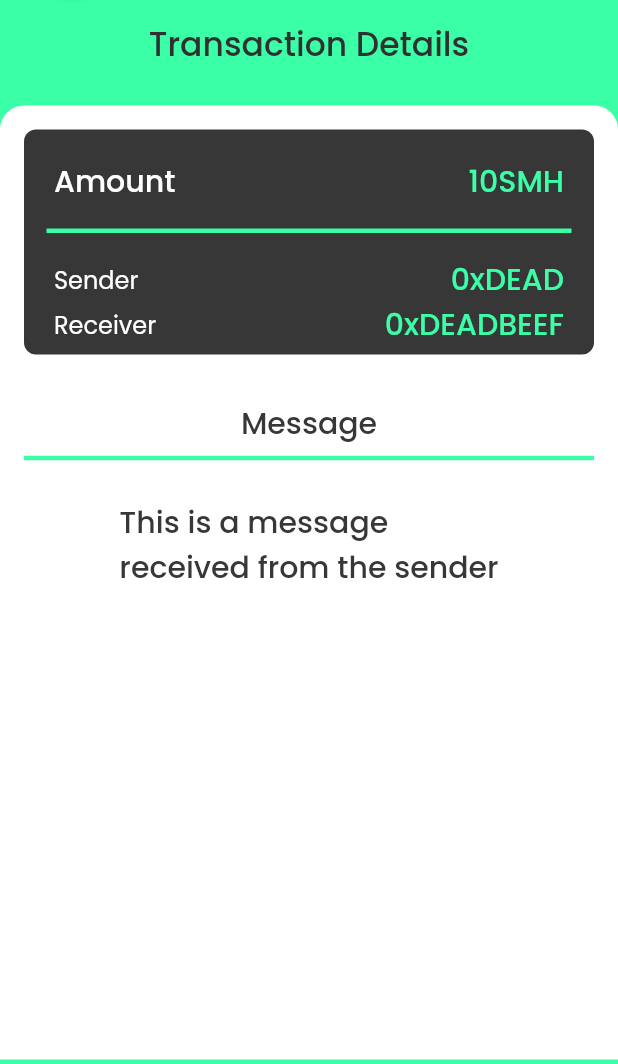
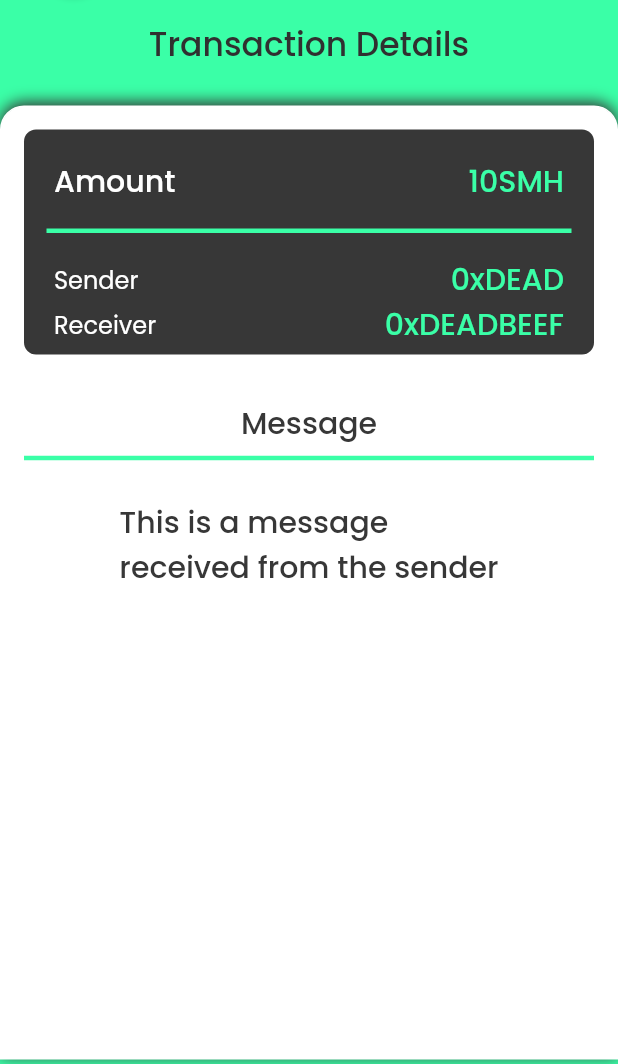
Before and after one commit to andreivcodes/sm_mobile_wallet, a Flutter app: the MainScreenWidget screen opened directly, after a tap on "Mining Rewards", on a phone screen of 412 x 824 dp, the part 172-1236 px from its top. Run offline on Flutter 3.47's test engine with Material 2 defaults, Android fonts, the phone set to English and light mode, and no system bars; drawn by our look-alikes of auto_size_text; our stand-ins replace flutter_spinkit, flutter_svg, font_awesome_flutter, geolocator, google_fonts, page_transition and 2 more; Roboto replaces fonts that are missing (Lexend Deca).

Commit message:
Updating to latest FlutterFlow output.

```diff
--- a/lib/main_screen/main_screen_widget.dart
+++ b/lib/main_screen/main_screen_widget.dart
@@ -48,9 +48,9 @@ class _MainScreenWidgetState extends State<MainScreenWidget> {
                           color: FlutterFlowTheme.jet,
                           boxShadow: [
                             BoxShadow(
-                              blurRadius: 6,
-                              color: Color(0x4B1A1F24),
-                              offset: Offset(0, 2),
+                              blurRadius: 8,
+                              color: FlutterFlowTheme.jet,
+                              offset: Offset(0, -2),
                             )
                           ],
                           borderRadius: BorderRadius.circular(8),
@@ -112,9 +112,9 @@ class _MainScreenWidgetState extends State<MainScreenWidget> {
                             color: Colors.white,
                             boxShadow: [
                               BoxShadow(
-                                blurRadius: 4,
-                                color: Color(0x39000000),
-                                offset: Offset(0, -1),
+                                blurRadius: 8,
+                                color: FlutterFlowTheme.jet,
+                                offset: Offset(0, -2),
                               )
                             ],
                             borderRadius: BorderRadius.only(
--- a/lib/tx_detail/tx_detail_widget.dart
+++ b/lib/tx_detail/tx_detail_widget.dart
@@ -25,10 +25,10 @@ class _TxDetailWidgetState extends State<TxDetailWidget> {
         padding: EdgeInsetsDirectional.fromSTEB(0, 0, 0, 3),
         child: Column(
           mainAxisSize: MainAxisSize.max,
+          mainAxisAlignment: MainAxisAlignment.start,
           children: [
             Padding(
               padding: EdgeInsetsDirectional.fromSTEB(0, 35, 0, 0),
-              child: SingleChildScrollView(
               child: Column(
                 mainAxisSize: MainAxisSize.max,
                 crossAxisAlignment: CrossAxisAlignment.center,
@@ -53,17 +53,14 @@ class _TxDetailWidgetState extends State<TxDetailWidget> {
                                   mainAxisSize: MainAxisSize.max,
                                   children: [
                                     Card(
-                                        clipBehavior:
-                                            Clip.antiAliasWithSaveLayer,
+                                      clipBehavior: Clip.antiAliasWithSaveLayer,
                                       color: Colors.white,
                                       elevation: 2,
                                       shape: RoundedRectangleBorder(
-                                          borderRadius:
-                                              BorderRadius.circular(30),
+                                        borderRadius: BorderRadius.circular(30),
                                       ),
                                       child: Padding(
-                                          padding:
-                                              EdgeInsetsDirectional.fromSTEB(
+                                        padding: EdgeInsetsDirectional.fromSTEB(
                                             2, 2, 2, 2),
                                         child: FlutterFlowIconButton(
                                           borderColor: Colors.transparent,
@@ -80,10 +77,10 @@ class _TxDetailWidgetState extends State<TxDetailWidget> {
                                               PageTransition(
                                                 type: PageTransitionType
                                                     .leftToRight,
-                                                  duration: Duration(
-                                                      milliseconds: 300),
-                                                  reverseDuration: Duration(
-                                                      milliseconds: 300),
+                                                duration:
+                                                    Duration(milliseconds: 300),
+                                                reverseDuration:
+                                                    Duration(milliseconds: 300),
                                                 child: MainScreenWidget(),
                                               ),
                                             );
@@ -113,13 +110,22 @@ class _TxDetailWidgetState extends State<TxDetailWidget> {
                 ],
               ),
             ),
-            ),
             Expanded(
               child: Container(
                 width: MediaQuery.of(context).size.width,
-                height: MediaQuery.of(context).size.height * 1,
+                height: double.infinity,
+                constraints: BoxConstraints(
+                  maxHeight: double.infinity,
+                ),
                 decoration: BoxDecoration(
                   color: Colors.white,
+                  boxShadow: [
+                    BoxShadow(
+                      blurRadius: 8,
+                      color: FlutterFlowTheme.jet,
+                      offset: Offset(0, -2),
+                    )
+                  ],
                   borderRadius: BorderRadius.only(
                     bottomLeft: Radius.circular(0),
                     bottomRight: Radius.circular(0),
@@ -257,7 +263,8 @@ class _TxDetailWidgetState extends State<TxDetailWidget> {
                         ),
                       ),
                     ),
-                    Padding(
+                    Expanded(
+                      child: Padding(
                         padding: EdgeInsetsDirectional.fromSTEB(15, 15, 15, 0),
                         child: Container(
                           width: double.infinity,
@@ -297,6 +304,7 @@ class _TxDetailWidgetState extends State<TxDetailWidget> {
                             ],
                           ),
                         ),
+                      ),
                     )
                   ],
                 ),
```
Lines whose indentation alone changed are shown as unchanged.
